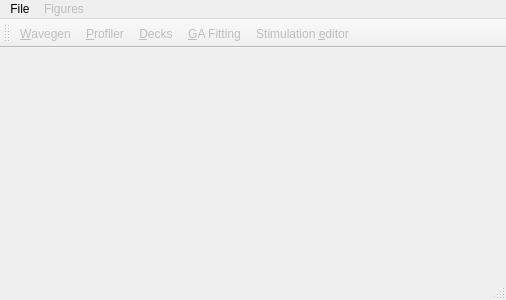
CompEphys-team/rtdo, file src/gui/mainwindow.ui: the form before one commit.
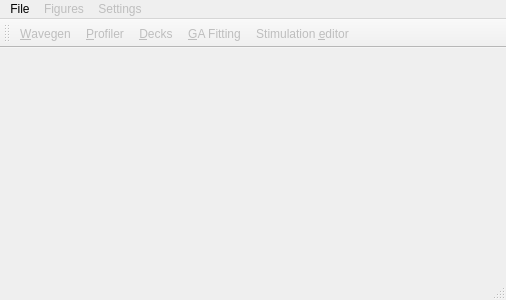
The form after the commit.

Commit message: Added a settings dialog for GAFitter settings

Diff of the .ui file:
```diff
--- a/src/gui/mainwindow.ui
+++ b/src/gui/mainwindow.ui
@@ -61,8 +61,18 @@
     <addaction name="actionFitting_Parameters"/>
     <addaction name="actionStimulations"/>
    </widget>
+   <widget class="QMenu" name="menuSettings">
+    <property name="enabled">
+     <bool>false</bool>
+    </property>
+    <property name="title">
+     <string>Settings</string>
+    </property>
+    <addaction name="actionGA_Fitter"/>
+   </widget>
    <addaction name="menuFile"/>
    <addaction name="menuFigures"/>
+   <addaction name="menuSettings"/>
   </widget>
   <widget class="QToolBar" name="mainToolBar">
    <property name="enabled">
```
Left out of the diff: 5 changed lines with no effect on the pictures. The commit also changes 6 other files.
